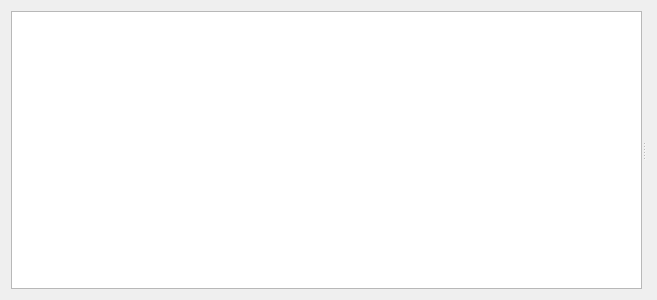
This is cct/qtgui2/main/devicevariablemeasurement.ui in awacha/cct as Qt 5 draws it before an edit. The edited form follows.
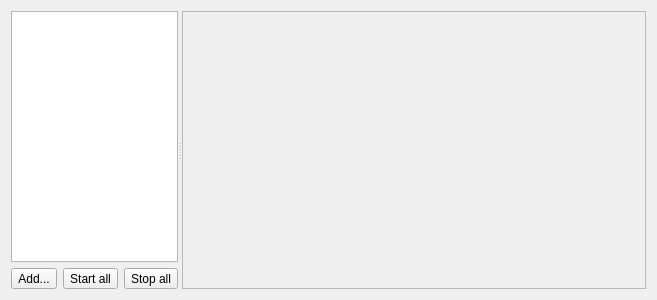
This is the edited form. Icons and pictures are not drawn.

Patch:
```diff
--- a/cct/qtgui2/main/devicevariablemeasurement.ui
+++ b/cct/qtgui2/main/devicevariablemeasurement.ui
@@ -13,15 +13,113 @@
   <property name="windowTitle">
    <string>Form</string>
   </property>
-  <layout class="QVBoxLayout" name="verticalLayout">
+  <layout class="QVBoxLayout" name="verticalLayout_2">
    <item>
     <widget class="QSplitter" name="splitter">
      <property name="orientation">
       <enum>Qt::Horizontal</enum>
      </property>
-     <widget class="QTreeView" name="treeView"/>
      <widget class="QWidget" name="verticalLayoutWidget">
-      <layout class="QVBoxLayout" name="figureVerticalLayout"/>
+      <layout class="QVBoxLayout" name="verticalLayout">
+       <item>
+        <widget class="QTreeView" name="treeView">
+         <property name="sizePolicy">
+          <sizepolicy hsizetype="Minimum" vsizetype="Expanding">
+           <horstretch>0</horstretch>
+           <verstretch>0</verstretch>
+          </sizepolicy>
+         </property>
+         <property name="sizeAdjustPolicy">
+          <enum>QAbstractScrollArea::AdjustToContentsOnFirstShow</enum>
+         </property>
+         <property name="alternatingRowColors">
+          <bool>true</bool>
+         </property>
+         <property name="selectionMode">
+          <enum>QAbstractItemView::ExtendedSelection</enum>
+         </property>
+         <property name="rootIsDecorated">
+          <bool>true</bool>
+         </property>
+         <property name="uniformRowHeights">
+          <bool>true</bool>
+         </property>
+        </widget>
+       </item>
+       <item>
+        <layout class="QHBoxLayout" name="horizontalLayout">
+         <item>
+          <widget class="QToolButton" name="addLoggerToolButton">
+           <property name="sizePolicy">
+            <sizepolicy hsizetype="Fixed" vsizetype="Fixed">
+             <horstretch>0</horstretch>
+             <verstretch>0</verstretch>
+            </sizepolicy>
+           </property>
+           <property name="toolTip">
+            <string>Add a new logger on the right-hand side</string>
+           </property>
+           <property name="text">
+            <string>Add...</string>
+           </property>
+           <property name="icon">
+            <iconset theme="list-add">
+             <normaloff>.</normaloff>.</iconset>
+           </property>
+          </widget>
+         </item>
+         <item>
+          <widget class="QToolButton" name="startAllToolButton">
+           <property name="toolTip">
+            <string>Start all loggers</string>
+           </property>
+           <property name="text">
+            <string>Start all</string>
+           </property>
+           <property name="icon">
+            <iconset resource="../../resource/icons/icons.qrc">
+             <normaloff>:/icons/start.svg</normaloff>:/icons/start.svg</iconset>
+           </property>
+          </widget>
+         </item>
+         <item>
+          <widget class="QToolButton" name="stopAllToolButton">
+           <property name="toolTip">
+            <string>Stop all loggers</string>
+           </property>
+           <property name="text">
+            <string>Stop all</string>
+           </property>
+           <property name="icon">
+            <iconset resource="../../resource/icons/icons.qrc">
+             <normaloff>:/icons/stop.svg</normaloff>:/icons/stop.svg</iconset>
+           </property>
+          </widget>
+         </item>
+        </layout>
+       </item>
+      </layout>
+     </widget>
+     <widget class="QScrollArea" name="scrollArea">
+      <property name="sizePolicy">
+       <sizepolicy hsizetype="MinimumExpanding" vsizetype="Expanding">
+        <horstretch>1</horstretch>
+        <verstretch>0</verstretch>
+       </sizepolicy>
+      </property>
+      <property name="widgetResizable">
+       <bool>true</bool>
+      </property>
+      <widget class="QWidget" name="scrollAreaWidgetContents">
+       <property name="geometry">
+        <rect>
+         <x>0</x>
+         <y>0</y>
+         <width>505</width>
+         <height>284</height>
+        </rect>
+       </property>
+      </widget>
      </widget>
     </widget>
    </item>
```
Left out of the diff: 9 changed lines with no effect on the pictures.
